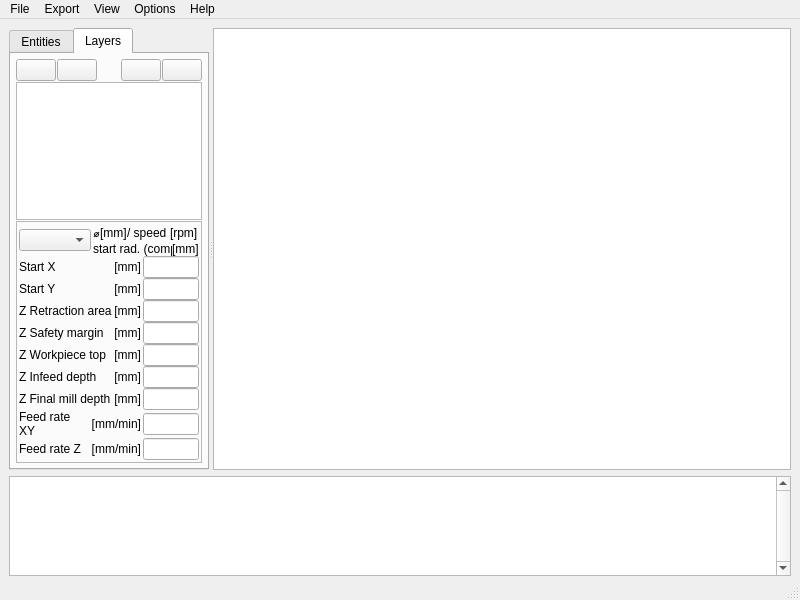
First picture: the form in source/dxf2gcode.ui, repository joco-nz/dxf2gcode-plasma, before the edit.
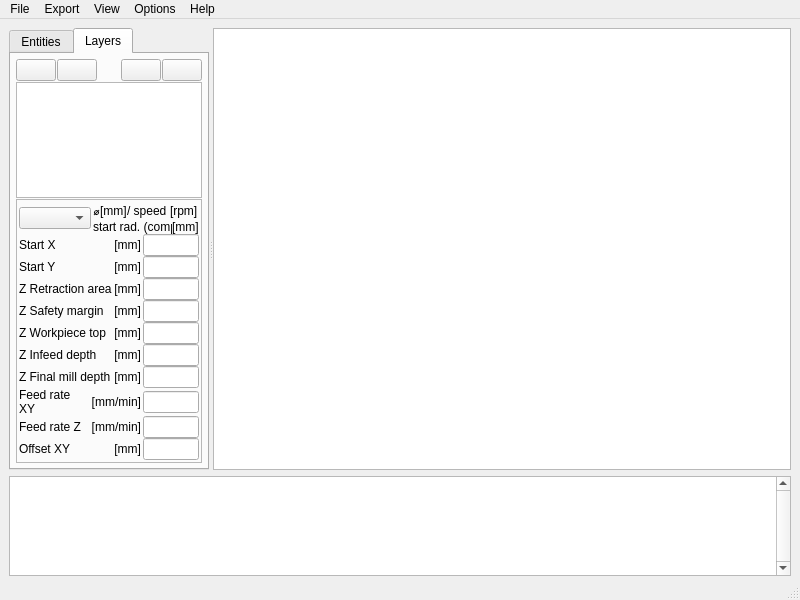
Second picture: the form after the edit. The open tabs and pages were chosen to show the change. Icons and pictures are not drawn. Custom widgets are drawn as their Qt base class.

Diff of the .ui file:
```diff
--- a/source/dxf2gcode.ui
+++ b/source/dxf2gcode.ui
@@ -797,6 +797,39 @@
                 </property>
                </widget>
               </item>
+              <item row="9" column="0">
+               <layout class="QHBoxLayout" name="horizontalLayout_15">
+                <item>
+                 <widget class="QLabel" name="label15">
+                  <property name="text">
+                   <string>Offset XY</string>
+                  </property>
+                 </widget>
+                </item>
+                <item>
+                 <widget class="QLabel" name="unitLabel_15">
+                  <property name="maximumSize">
+                   <size>
+                    <width>31</width>
+                    <height>16777215</height>
+                   </size>
+                  </property>
+                  <property name="layoutDirection">
+                   <enum>Qt::RightToLeft</enum>
+                  </property>
+                  <property name="text">
+                   <string notr="true">[mm]</string>
+                  </property>
+                  <property name="alignment">
+                   <set>Qt::AlignRight|Qt::AlignTrailing|Qt::AlignVCenter</set>
+                  </property>
+                 </widget>
+                </item>
+               </layout>
+              </item>
+              <item row="9" column="1">
+               <widget class="QLineEdit" name="OffsetXYLineEdit"/>
+              </item>
              </layout>
             </item>
            </layout>
```
